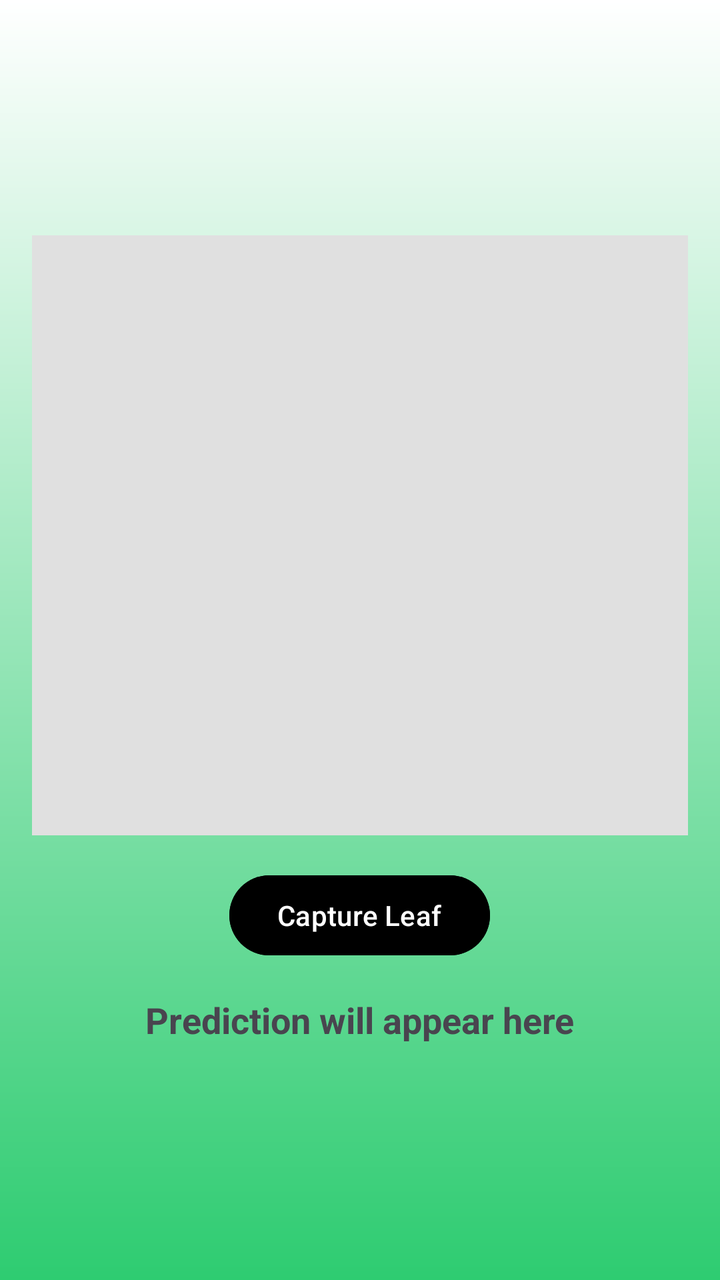
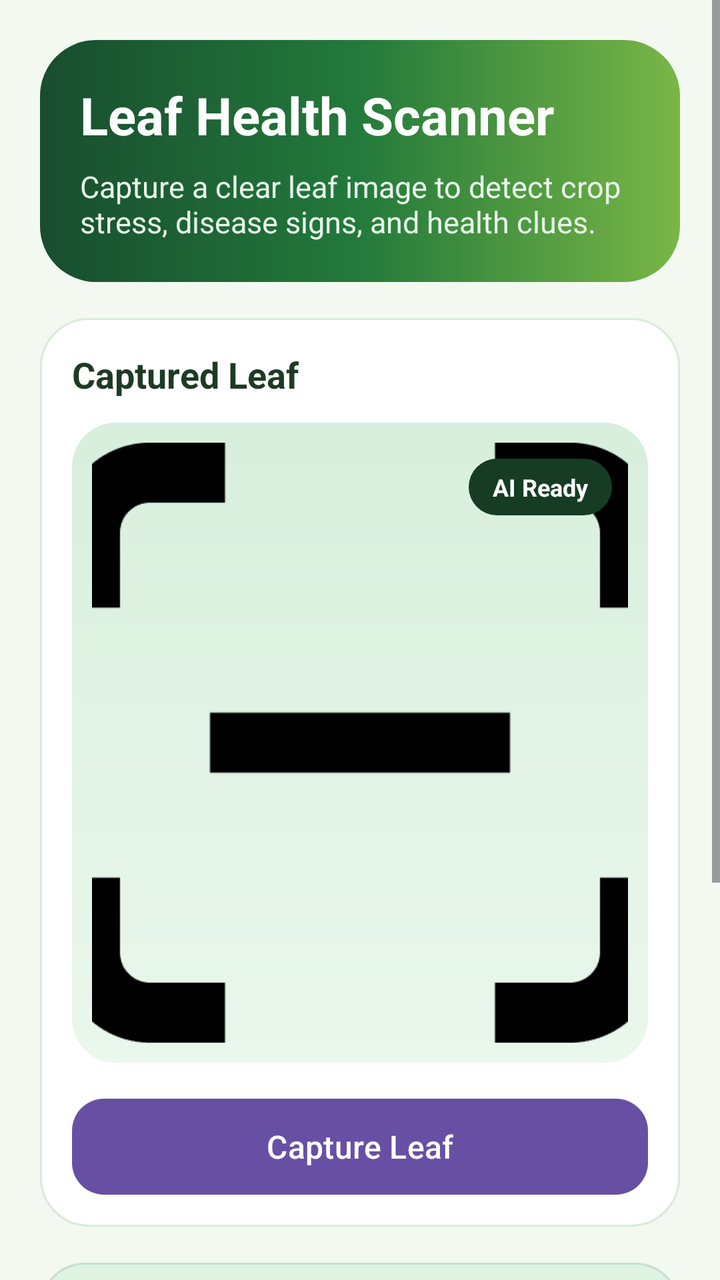

Before-and-after screenshots of an Android layout around one commit, followed by the original layout XML and the change that was made.
<!-- AndroidManifest.xml: application theme Theme.FFHR -->
<!-- res/layout/activity_leaf_scan.xml -->
<?xml version="1.0" encoding="utf-8"?>
<LinearLayout xmlns:android="http://schemas.android.com/apk/res/android"
    android:layout_width="match_parent"
    android:layout_height="match_parent"
    android:orientation="vertical"
    android:gravity="center"
    android:background="@drawable/login_bg_gradient"
    android:padding="16dp">

    <ImageView
        android:id="@+id/imageViewLeaf"
        android:layout_width="match_parent"
        android:layout_height="300dp"
        android:background="#E0E0E0" />

    <Button
        android:id="@+id/btnCapture"
        android:layout_width="wrap_content"
        android:layout_height="wrap_content"
        android:layout_marginTop="16dp"
        android:backgroundTint="#000000"
        android:text="Capture Leaf" />

    <TextView
        android:id="@+id/tvResult"
        android:layout_width="wrap_content"
        android:layout_height="wrap_content"
        android:layout_marginTop="16dp"
        android:text="Prediction will appear here"
        android:textSize="18sp"
        android:textStyle="bold" />

</LinearLayout>
<!-- resources referenced by this layout -->
<resources>
  <!-- drawable login_bg_gradient (drawable) -->
  <?xml version="1.0" encoding="utf-8"?>
  <shape xmlns:android="http://schemas.android.com/apk/res/android">
      <gradient
          android:startColor="#FFFFFF"
          android:endColor="#2ECC71"
          android:angle="270"
          android:type="linear" />
  </shape>
  <style name="Theme.FFHR" parent="Base.Theme.FFHR" />
  <style name="Base.Theme.FFHR" parent="Theme.Material3.DayNight.NoActionBar">
          
          
      </style>
</resources>

<!-- the commit's change to res/layout/activity_leaf_scan.xml (unified diff, before → after) -->
@@ -1,33 +1,153 @@
 <?xml version="1.0" encoding="utf-8"?>
-<LinearLayout xmlns:android="http://schemas.android.com/apk/res/android"
+<ScrollView xmlns:android="http://schemas.android.com/apk/res/android"
     android:layout_width="match_parent"
     android:layout_height="match_parent"
-    android:orientation="vertical"
-    android:gravity="center"
-    android:background="@drawable/login_bg_gradient"
-    android:padding="16dp">
+    android:fillViewport="true"
+    android:background="#F3F8F1">
 
-    <ImageView
-        android:id="@+id/imageViewLeaf"
+    <LinearLayout
         android:layout_width="match_parent"
-        android:layout_height="300dp"
-        android:background="#E0E0E0" />
+        android:layout_height="wrap_content"
+        android:orientation="vertical"
+        android:padding="20dp">
 
-    <Button
-        android:id="@+id/btnCapture"
-        android:layout_width="wrap_content"
-        android:layout_height="wrap_content"
-        android:layout_marginTop="16dp"
-        android:backgroundTint="#000000"
-        android:text="Capture Leaf" />
+        <LinearLayout
+            android:layout_width="match_parent"
+            android:layout_height="wrap_content"
+            android:orientation="vertical"
+            android:background="@drawable/bg_leafscan_hero"
+            android:padding="20dp">
 
-    <TextView
-        android:id="@+id/tvResult"
-        android:layout_width="wrap_content"
-        android:layout_height="wrap_content"
-        android:layout_marginTop="16dp"
-        android:text="Prediction will appear here"
-        android:textSize="18sp"
-        android:textStyle="bold" />
+            <TextView
+                android:layout_width="wrap_content"
+                android:layout_height="wrap_content"
+                android:text="Leaf Health Scanner"
+                android:textColor="#FFFFFF"
+                android:textSize="26sp"
+                android:textStyle="bold" />
 
-</LinearLayout>
+            <TextView
+                android:layout_width="wrap_content"
+                android:layout_height="wrap_content"
+                android:layout_marginTop="8dp"
+                android:text="Capture a clear leaf image to detect crop stress, disease signs, and health clues."
+                android:textColor="#E7F7EA"
+                android:textSize="15sp" />
+        </LinearLayout>
+
+        <LinearLayout
+            android:layout_width="match_parent"
+            android:layout_height="wrap_content"
+            android:layout_marginTop="18dp"
+            android:orientation="vertical"
+            android:background="@drawable/bg_leafscan_card"
+            android:padding="16dp">
+
+            <TextView
+                android:layout_width="wrap_content"
+                android:layout_height="wrap_content"
+                android:text="Captured Leaf"
+                android:textColor="#1D3B24"
+                android:textSize="18sp"
+                android:textStyle="bold" />
+
+            <FrameLayout
+                android:layout_width="match_parent"
+                android:layout_height="320dp"
+                android:layout_marginTop="12dp"
+                android:background="@drawable/bg_leafscan_preview">
+
+                <ImageView
+                    android:id="@+id/imageViewLeaf"
+                    android:layout_width="match_parent"
+                    android:layout_height="match_parent"
+                    android:layout_margin="10dp"
+                    android:adjustViewBounds="true"
+                    android:contentDescription="Captured leaf image"
+                    android:scaleType="centerCrop"
+                    android:src="@drawable/scan" />
+
+                <TextView
+                    android:layout_width="wrap_content"
+                    android:layout_height="wrap_content"
+                    android:layout_gravity="top|end"
+                    android:layout_margin="18dp"
+                    android:background="@drawable/bg_leafscan_badge"
+                    android:paddingLeft="12dp"
+                    android:paddingTop="6dp"
+                    android:paddingRight="12dp"
+                    android:paddingBottom="6dp"
+                    android:text="AI Ready"
+                    android:textColor="#FFFFFF"
+                    android:textSize="12sp"
+                    android:textStyle="bold" />
+            </FrameLayout>
+
+            <Button
+                android:id="@+id/btnCapture"
+                android:layout_width="match_parent"
+                android:layout_height="wrap_content"
+                android:layout_marginTop="18dp"
+                android:background="@drawable/bg_leafscan_button"
+                android:text="Capture Leaf"
+                android:textAllCaps="false"
+                android:textColor="#FFFFFF"
+                android:textSize="16sp" />
+        </LinearLayout>
+
+        <LinearLayout
+            android:layout_width="match_parent"
+            android:layout_height="wrap_content"
+            android:layout_marginTop="18dp"
+            android:orientation="vertical"
+            android:background="@drawable/bg_leafscan_result"
+            android:padding="18dp">
+
+            <TextView
+                android:layout_width="wrap_content"
+                android:layout_height="wrap_content"
+                android:text="Analysis Result"
+                android:textColor="#16351C"
+                android:textSize="18sp"
+                android:textStyle="bold" />
+
+            <TextView
+                android:id="@+id/tvResult"
+                android:layout_width="match_parent"
+                android:layout_height="wrap_content"
+                android:layout_marginTop="10dp"
+                android:lineSpacingExtra="4dp"
+                android:text="Prediction will appear here"
+                android:textColor="#24492A"
+                android:textSize="16sp"
+                android:textStyle="bold" />
+        </LinearLayout>
+
+        <LinearLayout
+            android:layout_width="match_parent"
+            android:layout_height="wrap_content"
+            android:layout_marginTop="18dp"
+            android:layout_marginBottom="20dp"
+            android:orientation="vertical"
+            android:background="@drawable/bg_leafscan_tips"
+            android:padding="16dp">
+
+            <TextView
+                android:layout_width="wrap_content"
+                android:layout_height="wrap_content"
+                android:text="Capture Tips"
+                android:textColor="#4E3B12"
+                android:textSize="17sp"
+                android:textStyle="bold" />
+
+            <TextView
+                android:layout_width="match_parent"
+                android:layout_height="wrap_content"
+                android:layout_marginTop="8dp"
+                android:text="• Use natural light for better prediction\n• Keep one leaf clearly visible\n• Avoid blurry or shadowed photos\n• Capture both healthy and damaged area if possible"
+                android:textColor="#6A5324"
+                android:textSize="14sp" />
+        </LinearLayout>
+
+    </LinearLayout>
+</ScrollView>
<!-- resource entries referenced after the edit -->
@@ -1,14 +1,70 @@
 <!-- resources referenced by this layout -->
 <resources>
-  <!-- drawable login_bg_gradient (drawable) -->
+  <!-- drawable bg_leafscan_badge (drawable) -->
+  <?xml version="1.0" encoding="utf-8"?>
+  <shape xmlns:android="http://schemas.android.com/apk/res/android">
+      <solid android:color="#163D24" />
+      <corners android:radius="18dp" />
+  </shape>
+  <!-- drawable bg_leafscan_button (drawable) -->
   <?xml version="1.0" encoding="utf-8"?>
   <shape xmlns:android="http://schemas.android.com/apk/res/android">
       <gradient
-          android:startColor="#FFFFFF"
-          android:endColor="#2ECC71"
-          android:angle="270"
-          android:type="linear" />
+          android:angle="0"
+          android:startColor="#1E7B34"
+          android:endColor="#39A54A" />
+      <corners android:radius="16dp" />
   </shape>
+  <!-- drawable bg_leafscan_card (drawable) -->
+  <?xml version="1.0" encoding="utf-8"?>
+  <shape xmlns:android="http://schemas.android.com/apk/res/android">
+      <solid android:color="#FFFFFF" />
+      <stroke
+          android:width="1dp"
+          android:color="#D9EBD9" />
+      <corners android:radius="24dp" />
+  </shape>
+  <!-- drawable bg_leafscan_hero (drawable) -->
+  <?xml version="1.0" encoding="utf-8"?>
+  <shape xmlns:android="http://schemas.android.com/apk/res/android">
+      <gradient
+          android:angle="0"
+          android:startColor="#184D2F"
+          android:centerColor="#237A3B"
+          android:endColor="#79B646" />
+      <corners android:radius="28dp" />
+  </shape>
+  <!-- drawable bg_leafscan_preview (drawable) -->
+  <?xml version="1.0" encoding="utf-8"?>
+  <shape xmlns:android="http://schemas.android.com/apk/res/android">
+      <gradient
+          android:angle="90"
+          android:startColor="#EAF7EC"
+          android:endColor="#D8EFDD" />
+      <corners android:radius="22dp" />
+  </shape>
+  <!-- drawable bg_leafscan_result (drawable) -->
+  <?xml version="1.0" encoding="utf-8"?>
+  <shape xmlns:android="http://schemas.android.com/apk/res/android">
+      <gradient
+          android:angle="90"
+          android:startColor="#EFFAF1"
+          android:endColor="#DDF3E1" />
+      <stroke
+          android:width="1dp"
+          android:color="#C4E1C8" />
+      <corners android:radius="22dp" />
+  </shape>
+  <!-- drawable bg_leafscan_tips (drawable) -->
+  <?xml version="1.0" encoding="utf-8"?>
+  <shape xmlns:android="http://schemas.android.com/apk/res/android">
+      <solid android:color="#FFF6DD" />
+      <stroke
+          android:width="1dp"
+          android:color="#EAD8A3" />
+      <corners android:radius="22dp" />
+  </shape>
+  <!-- drawable scan: jpg bitmap (drawable, 4345 bytes) -->
   <style name="Theme.FFHR" parent="Base.Theme.FFHR" />
   <style name="Base.Theme.FFHR" parent="Theme.Material3.DayNight.NoActionBar">
           
